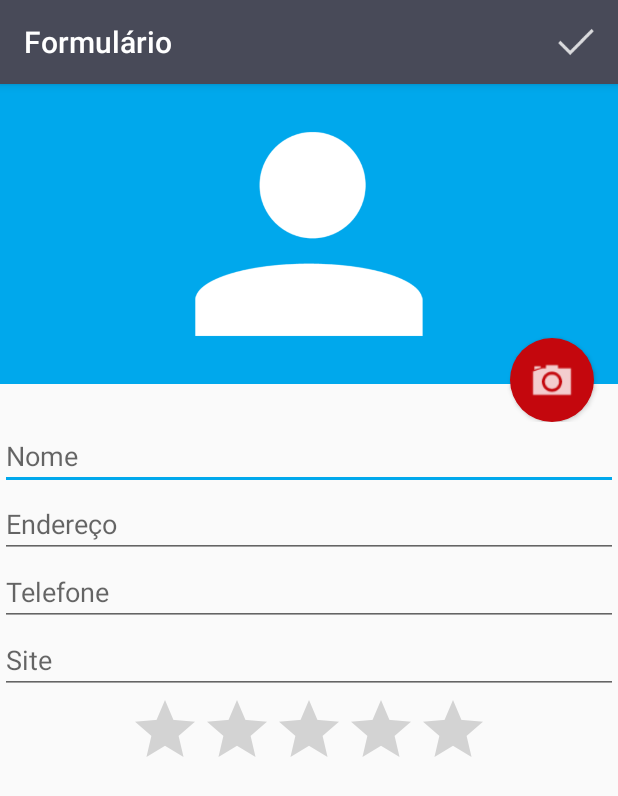
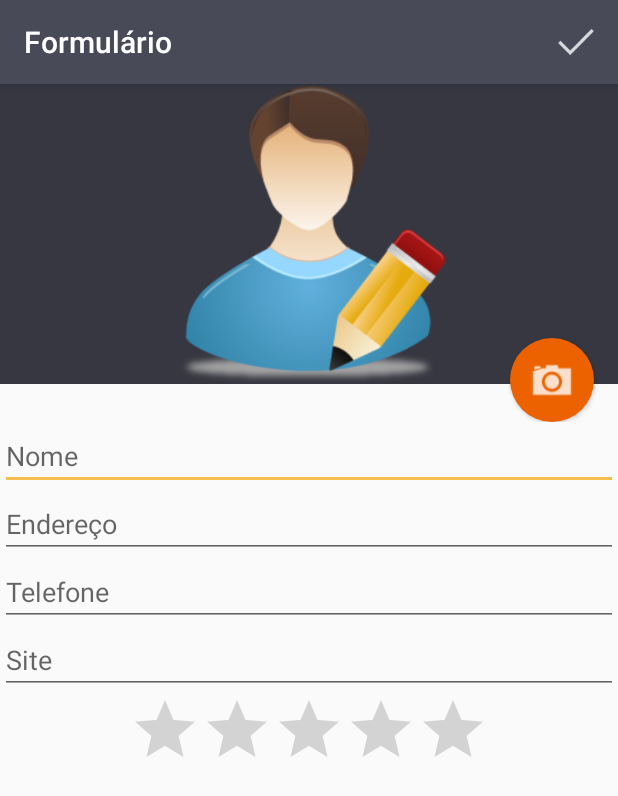
Before and after one commit to gabrielgsilvaa/agenda-contatos-android, an Android app: the FormularioActivity screen opened directly, with no data from a screen before it, on a phone screen of 412 x 824 dp. Shown: the top 796 px of the screen. Run offline under Robolectric (Android 15) with nearby library versions, the phone set to English and light mode, and no system bars.

Commit message:
Novas cores e icones do layout

```diff
--- a/app/src/main/res/drawable/fundo.xml
+++ b/app/src/main/res/drawable/fundo.xml
@@ -2,6 +2,6 @@
 <shape xmlns:android="http://schemas.android.com/apk/res/android"
     android:shape="oval">
 
-    <solid android:color="#c4070d"/>
+    <solid android:color="#ec6200"/>
 
 </shape>
--- a/app/src/main/res/drawable/fundo_camera.xml
+++ b/app/src/main/res/drawable/fundo_camera.xml
@@ -5,7 +5,7 @@
             android:shape="oval">
 
             <solid
-                android:color="#c4070d"/>
+                android:color="#ec6200"/>
             <padding
                 android:bottom="10dp"
                 android:left="10dp"
--- a/app/src/main/res/layout-land/list_item.xml
+++ b/app/src/main/res/layout-land/list_item.xml
@@ -9,7 +9,8 @@
         android:layout_width="80dp"
         android:layout_height="80dp"
         android:src="@drawable/person"
-        android:id="@+id/item_foto"/>
+        android:id="@+id/item_foto"
+        android:background="@color/colorAccent"/>
 
     <LinearLayout
         android:layout_width="wrap_content"
--- a/app/src/main/res/layout/activity_formulario.xml
+++ b/app/src/main/res/layout/activity_formulario.xml
@@ -15,8 +15,8 @@
                 android:id="@+id/formulario_foto"
                 android:layout_width="match_parent"
                 android:layout_height="200dp"
-                android:src="@drawable/person"
-                android:background="#00A8EC"/>
+                android:src="@drawable/person_edit"
+                android:background="@color/colorGrayDark"/>
 
             <Button
                 android:id="@+id/formulario_botao_foto"
--- a/app/src/main/res/layout/list_item.xml
+++ b/app/src/main/res/layout/list_item.xml
@@ -9,7 +9,8 @@
         android:layout_width="64dp"
         android:layout_height="64dp"
         android:src="@drawable/person"
-        android:id="@+id/item_foto"/>
+        android:id="@+id/item_foto"
+        android:background="@color/colorPrimary"/>
     <LinearLayout
         android:layout_width="wrap_content"
         android:layout_height="match_parent"
--- a/app/src/main/res/values/colors.xml
+++ b/app/src/main/res/values/colors.xml
@@ -1,11 +1,11 @@
 <?xml version="1.0" encoding="utf-8"?>
 <resources>
-    <color name="colorPrimary">#3F51B5</color>
-    <color name="colorPrimaryDark">#303F9F</color>
-    <color name="colorAccent">#FF4081</color>
+    <color name="colorPrimary">#777778</color>
+    <color name="colorPrimaryDark">#4b4b4b</color>
+    <color name="colorAccent">#ec6200</color>
 
     <color name="colorGray">#484a58</color>
     <color name="colorGrayDark">#363740</color>
-    <color name="colorBlueLight">#00A8EC</color>
+    <color name="colorBlueLight">#f4bf4e</color>
 
 </resources>
```
Also changed, not shown: app/src/main/res/drawable/person.png, app/src/main/res/drawable/person_edit.png (added).
